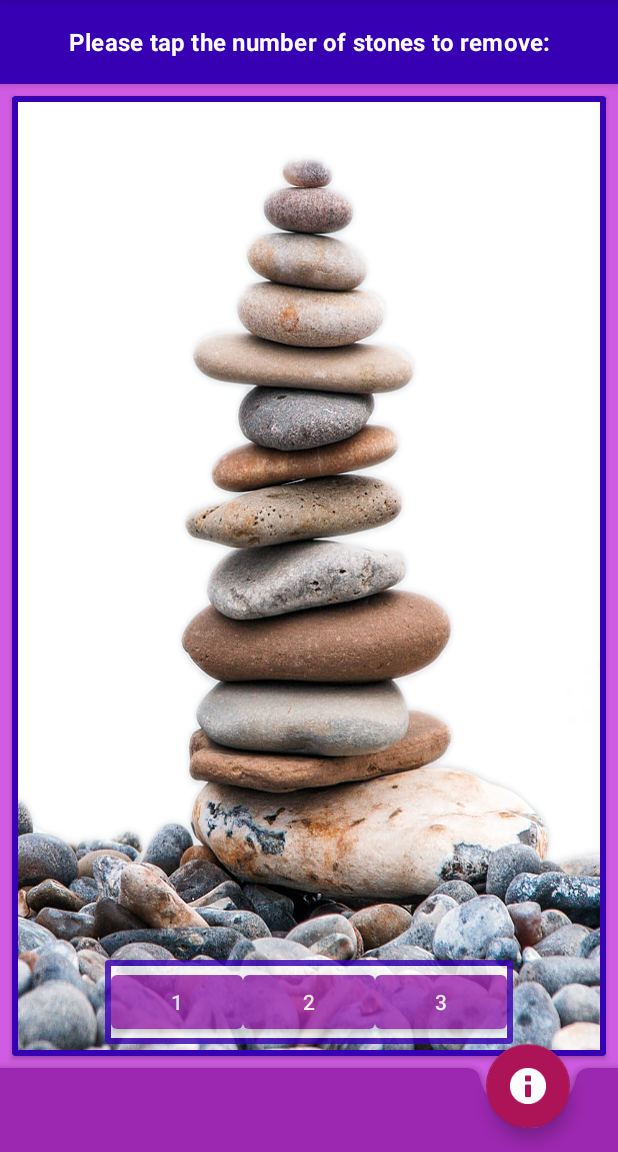
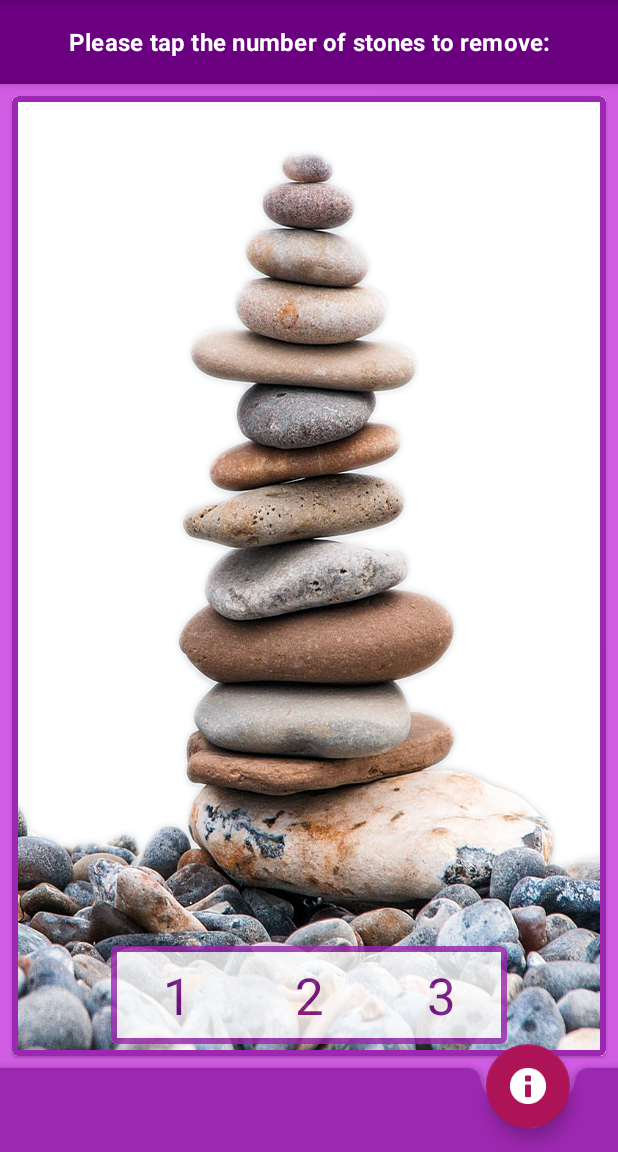
Before and after one commit to rachel613g/ThirteenStones, an Android app: the screen it shows after launch (MainActivity), on a phone screen of 412 x 824 dp, the part 84-1236 px from its top. Run offline under Robolectric (Android 15) with nearby library versions, the phone set to English and light mode, and no system bars.

Commit message:
assigned different GUI components to new colors

```diff
--- a/app/src/main/java/com/example/thirteen_stones/activities/MainActivity.java
+++ b/app/src/main/java/com/example/thirteen_stones/activities/MainActivity.java
@@ -87,4 +87,7 @@ public class MainActivity extends AppCompatActivity {
     }
 
 
+    public void pick123(View view) {
+        //handle clicks on 1, 2 and 3
+    }
 }
--- /dev/null
+++ b/app/src/main/res/color/button_color_selector.xml
@@ -0,0 +1,6 @@
+<?xml version="1.0" encoding="utf-8"?>
+<selector xmlns:android="http://schemas.android.com/apk/res/android">
+    <item android:color="?android:attr/textColorPrimary" android:state_pressed="true" />
+    <item android:alpha="?android:attr/disabledAlpha" android:color="?android:attr/textColorSecondary" android:state_enabled="false" />
+    <item android:color="@color/primaryTextColoredColor" />    <!-- "Normal"/default State goes last, as shown -->
+</selector>
--- a/app/src/main/res/layout/main_include_bottom_bar_and_fab.xml
+++ b/app/src/main/res/layout/main_include_bottom_bar_and_fab.xml
@@ -44,6 +44,5 @@
         app:layout_anchor="@id/bottom_bar"
         app:layout_anchorGravity="center"
         app:srcCompat="@android:drawable/ic_dialog_info"
-
         android:contentDescription="@string/fab" />
 </merge>
--- a/app/src/main/res/layout/main_include_card_button.xml
+++ b/app/src/main/res/layout/main_include_card_button.xml
@@ -1,14 +1,14 @@
 <?xml version="1.0" encoding="utf-8"?>
 
-<androidx.cardview.widget.CardView
+<com.google.android.material.card.MaterialCardView
     xmlns:android="http://schemas.android.com/apk/res/android"
     xmlns:app="http://schemas.android.com/apk/res-auto"
     xmlns:tools="http://schemas.android.com/tools"
+    style="@style/MaterialCardWithBorder"
     android:layout_width="wrap_content"
     android:layout_height="wrap_content"
     android:layout_marginBottom="@dimen/double_activity_margin"
     android:alpha=".8"
-    app:cardBackgroundColor="@color/design_default_color_primary_dark"
     app:layout_constraintBottom_toBottomOf="parent"
     app:layout_constraintEnd_toEndOf="parent"
     app:layout_constraintStart_toStartOf="parent"
@@ -17,25 +17,21 @@
     <LinearLayout
         android:layout_width="wrap_content"
         android:layout_height="wrap_content"
-        android:layout_margin="@dimen/slim_margin"
-        android:orientation="horizontal"
-        android:background="@color/defaultBackgroundColor">
+        android:orientation="horizontal">
 
         <Button
-            android:layout_width="wrap_content"
-            android:layout_height="wrap_content"
-            android:text="@string/one" />
+            style="@style/BorderlessButton13Stones"
+            android:text="@string/one"
+           />
 
         <Button
-            android:layout_width="wrap_content"
-            android:layout_height="wrap_content"
+            style="@style/BorderlessButton13Stones"
             android:text="@string/two" />
 
         <Button
-            android:layout_width="wrap_content"
-            android:layout_height="wrap_content"
+            style="@style/BorderlessButton13Stones"
             android:text="@string/three" />
 
     </LinearLayout>
 
-</androidx.cardview.widget.CardView>
+</com.google.android.material.card.MaterialCardView>
--- a/app/src/main/res/layout/main_include_card_image_stone.xml
+++ b/app/src/main/res/layout/main_include_card_image_stone.xml
@@ -1,10 +1,11 @@
 <?xml version="1.0" encoding="utf-8"?>
-<androidx.cardview.widget.CardView xmlns:android="http://schemas.android.com/apk/res/android"
+<com.google.android.material.card.MaterialCardView
+    xmlns:android="http://schemas.android.com/apk/res/android"
     xmlns:app="http://schemas.android.com/apk/res-auto"
     android:layout_width="0dp"
     android:layout_height="0dp"
     android:layout_margin="@dimen/default_activity_margin"
-    app:cardBackgroundColor="@color/design_default_color_primary_dark"
+    style="@style/MaterialCardWithBorder"
     app:layout_constraintBottom_toBottomOf="parent"
     app:layout_constraintEnd_toEndOf="parent"
     app:layout_constraintStart_toStartOf="parent"
@@ -13,10 +14,9 @@
     <ImageView
         android:layout_width="match_parent"
         android:layout_height="match_parent"
-        android:layout_margin="@dimen/slim_margin"
         android:background="@color/defaultBackgroundColor"
         android:contentDescription="@string/stones_remaining_in_pile"
         android:scaleType="fitXY"
         android:src="@drawable/stones_13" />
 
-</androidx.cardview.widget.CardView>
+</com.google.android.material.card.MaterialCardView>
--- a/app/src/main/res/layout/main_include_instruction_bar.xml
+++ b/app/src/main/res/layout/main_include_instruction_bar.xml
@@ -7,7 +7,7 @@
     android:id="@+id/top_bar"
     android:layout_width="match_parent"
     android:layout_height="?actionBarSize"
-    android:background="@color/design_default_color_primary_dark"
+    android:background="@color/primaryDarkColor"
     android:gravity="center"
     app:layout_constraintStart_toStartOf="parent"
     app:layout_constraintTop_toTopOf="parent"
--- /dev/null
+++ b/app/src/main/res/values/styles.xml
@@ -0,0 +1,17 @@
+<?xml version="1.0" encoding="utf-8"?>
+<resources>
+    <style name="MaterialCardWithBorder" parent="Widget.MaterialComponents.CardView">
+        <item name="strokeWidth">@dimen/slim_margin</item>
+        <item name="strokeColor">@color/primaryColor</item>
+        <item name="cardBackgroundColor">@color/defaultBackgroundColor</item>
+    </style>
+
+    <style name="BorderlessButton13Stones" parent="Widget.MaterialComponents.Button.TextButton">
+        <item name="android:textAppearance">@style/TextAppearance.MaterialComponents.Headline4
+        </item>
+        <item name="android:layout_width">wrap_content</item>
+        <item name="android:layout_height">wrap_content</item>
+        <item name="android:textColor">@color/button_color_selector</item>
+        <item name="android:onClick">pick123</item>
+    </style>
+</resources>
```
Also changed, not shown: 1 other file.
